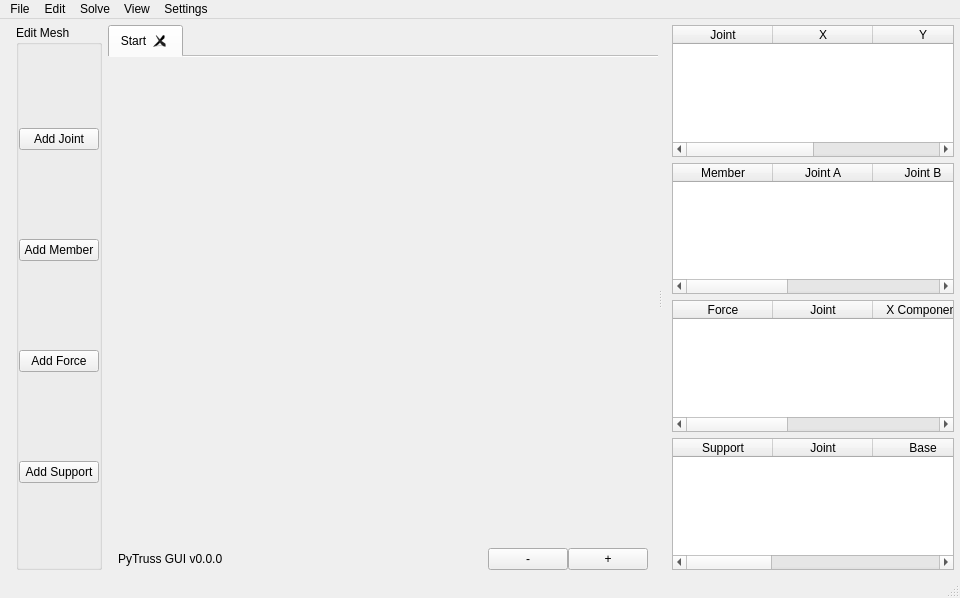
The window that src/mainwindow/mainwindow.ui (levirogalla/truss-gui) describes before a commit, drawn with Qt 5.
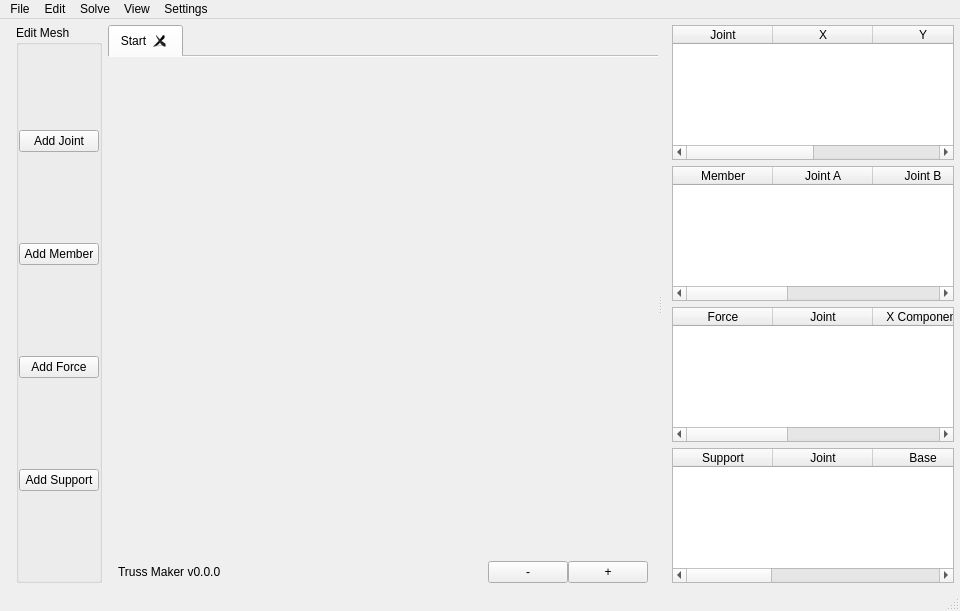
The same window after the commit. Custom widgets are drawn as their Qt base class.

```diff
--- a/src/mainwindow/mainwindow.ui
+++ b/src/mainwindow/mainwindow.ui
@@ -7,7 +7,7 @@
     <x>0</x>
     <y>0</y>
     <width>960</width>
-    <height>598</height>
+    <height>611</height>
    </rect>
   </property>
   <property name="minimumSize">
@@ -269,7 +269,7 @@
               <item>
                <widget class="QLabel" name="label">
                 <property name="text">
-                 <string>PyTruss GUI v0.0.0</string>
+                 <string>Truss Maker v0.0.0</string>
                 </property>
                </widget>
               </item>
```
Left out of the diff: 2 changed lines with no effect on the pictures.
